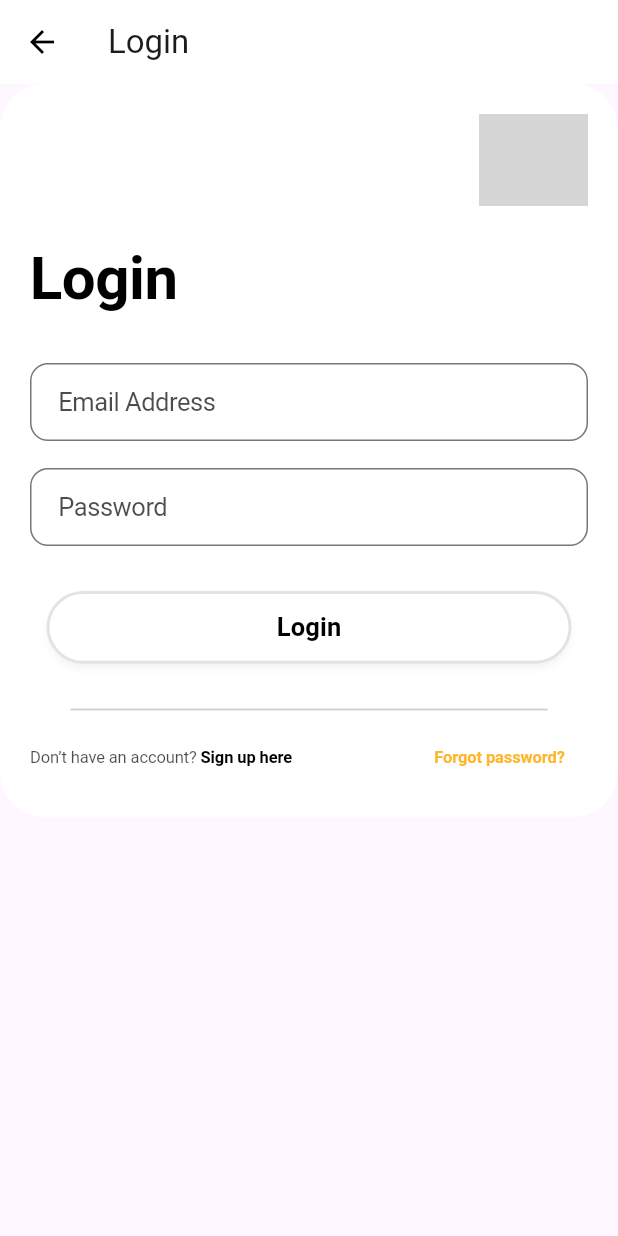
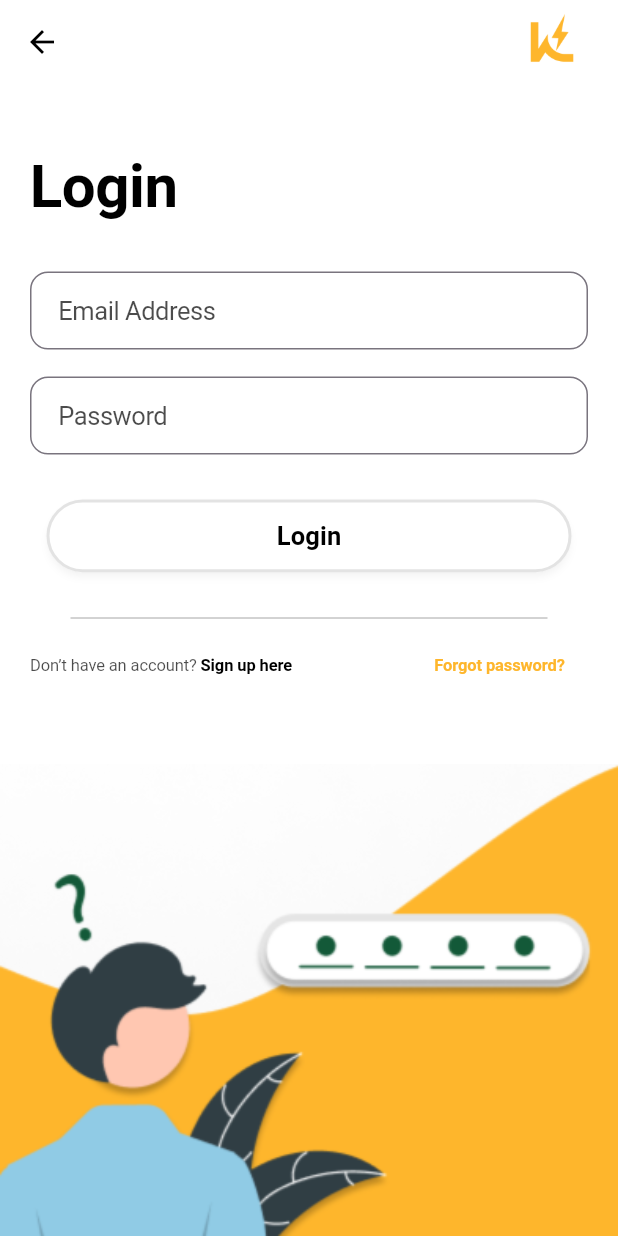
Before and after one commit to stefsantos/kidlat2, a Flutter app: the screen it shows after launch, after a tap on "Login", on a phone screen of 412 x 824 dp. Run offline on Flutter 3.47's test engine with Material 3 defaults, Android fonts, the phone set to English and light mode, and no system bars; our stand-ins replace firebase_auth, firebase_core, fluttertoast, google_maps_flutter, location, vector_graphics; missing offline and left inert: flutter_polyline_points; accounts and stored records are empty; network calls fail; Roboto replaces fonts that are missing (Poppins); grey boxes are pictures that could not be loaded.

Commit message:
fixed login layout + added assets

```diff
--- a/lib/pages/login_page.dart
+++ b/lib/pages/login_page.dart
@@ -3,7 +3,6 @@ import 'package:flutter/material.dart';
 import 'package:flutter/widgets.dart';
 import 'package:kidlat/pages/SignUpPages/SignUp.dart';
 import 'package:kidlat/pages/auth_page.dart';
-
 
 class LoginPage extends StatelessWidget {
   final TextEditingController emailController = TextEditingController();
@@ -30,9 +29,11 @@ class LoginPage extends StatelessWidget {
   @override
   Widget build(BuildContext context) {
     return Scaffold(
+      backgroundColor: Colors.white,
       appBar: AppBar(
         automaticallyImplyLeading: true,
-        title: const Text('Login'),
+        backgroundColor: Colors.white,
+        elevation: 0,
         leading: IconButton(
           color: Colors.black,
           icon: const Icon(Icons.arrow_back),
@@ -40,8 +41,22 @@ class LoginPage extends StatelessWidget {
             Navigator.pushReplacementNamed(context, '/');
           },
         ),
+        actions: [
+          Padding(
+            padding: const EdgeInsets.only(right: 16.0),
+            child: Image.asset(
+              "assets/3.png",
+              height: 150.0,
+              fit: BoxFit.cover,
             ),
-      body: SingleChildScrollView(
+          ),
+        ],
+      ),
+      body: Column(
+        mainAxisAlignment: MainAxisAlignment.spaceBetween,
+        children: [
+          Expanded(
+            child: SingleChildScrollView(
               child: Container(
                 width: double.infinity,
                 padding: const EdgeInsets.all(20.0),
@@ -51,20 +66,7 @@ class LoginPage extends StatelessWidget {
                 ),
                 child: Column(
                   children: [
-              Align(
-                alignment: Alignment.topRight,
-                child: Container(
-                  width: 73,
-                  height: 61,
-                  decoration: BoxDecoration(
-                    image: DecorationImage(
-                      image: NetworkImage("https://via.placeholder.com/73x61"),
-                      fit: BoxFit.fill,
-                    ),
-                  ),
-                ),
-              ),
-              SizedBox(height:20),
+                    SizedBox(height: 20),
                     Container(
                       width: double.infinity,
                       child: Align(
@@ -78,8 +80,8 @@ class LoginPage extends StatelessWidget {
                             fontWeight: FontWeight.bold,
                             letterSpacing: -0.30,
                           ),
-                  )
-                )
+                        ),
+                      ),
                     ),
                     // email textfield
                     SizedBox(height: 20),
@@ -111,7 +113,7 @@ class LoginPage extends StatelessWidget {
                           side: BorderSide(
                             color: Colors.grey.shade600.withOpacity(0.2),
                             width: 2,
-                    )
+                          ),
                         ),
                       ),
                     ),
@@ -186,6 +188,16 @@ class LoginPage extends StatelessWidget {
                 ),
               ),
             ),
+          ),
+          Container(
+            width: double.infinity,
+            child: Image.asset(
+              'assets/loginpassword.png',
+              fit: BoxFit.cover
+            ),
+          ),
+        ],
+      ),
     );
   }
 }
```
Also changed, not shown: assets/loginpassword.png (added). Lines whose indentation alone changed are shown as unchanged.
